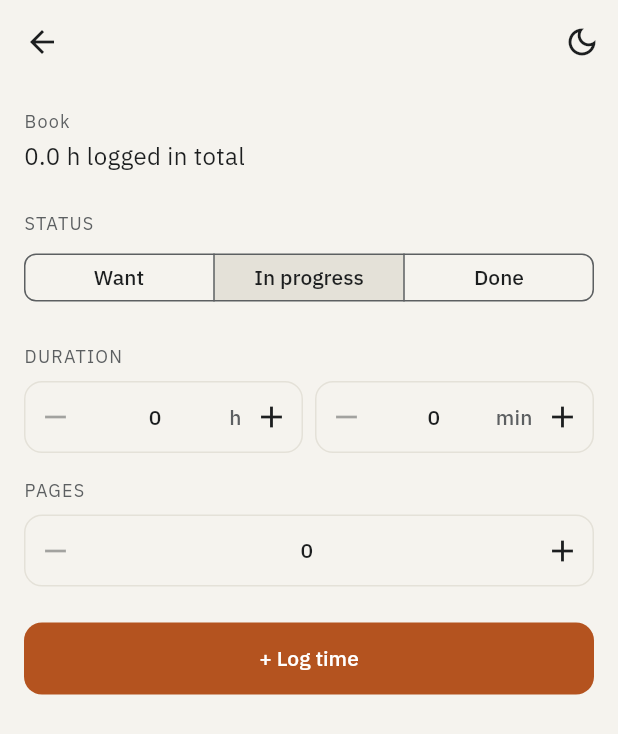
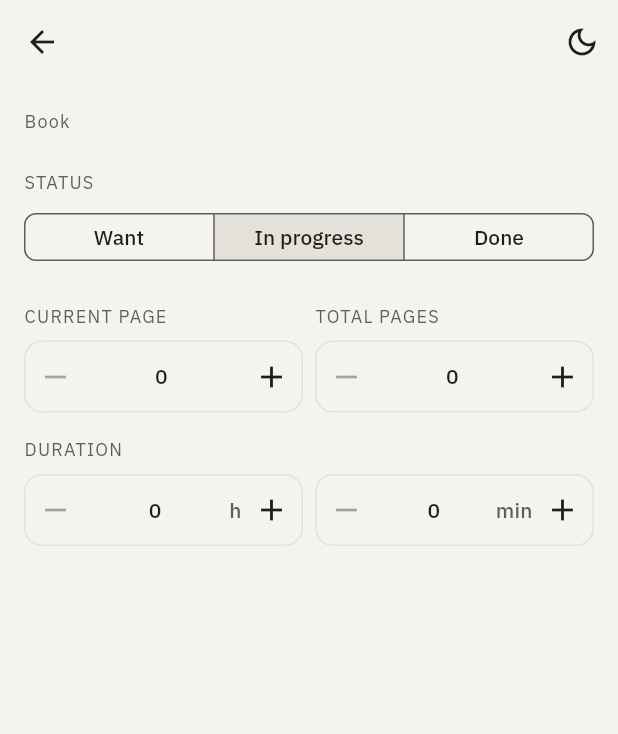
Before and after one commit to Keonzane/Trivet, a Flutter app: the MediaDetailScreen screen opened directly with empty values, after a tap on "In progress", on a phone screen of 412 x 824 dp. Shown: the top 734 px of the screen. Run offline on Flutter 3.47's test engine with Material 3 defaults, Android fonts, the light colour scheme and no system bars; our stand-ins replace device_preview, google_fonts, shared_preferences; accounts and stored records are empty.

Commit message:
Leisure update 3

```diff
--- a/lib/models/media_entry.dart
+++ b/lib/models/media_entry.dart
@@ -38,9 +38,14 @@ class MediaEntry {
   final int? rating;
 
   final int durationMinutes;
-  final int pages;
-  final int season;
-  final int episode;
+  final int totalPages;
+  final int currentPage;
+  final int totalMinutes;
+  final int stoppedMinutes;
+  final int totalSeasons;
+  final int currentSeason;
+  final int totalEpisodes;
+  final int currentEpisode;
 
   final String notes;
 
@@ -51,11 +56,25 @@ class MediaEntry {
     required this.status,
     this.rating,
     this.durationMinutes = 0,
-    this.pages = 0,
-    this.season = 1,
-    this.episode = 1,
+    this.totalPages = 0,
+    this.currentPage = 0,
+    this.totalMinutes = 0,
+    this.stoppedMinutes = 0,
+    this.totalSeasons = 1,
+    this.currentSeason = 1,
+    this.totalEpisodes = 1,
+    this.currentEpisode = 1,
     this.notes = '',
   });
+
+  int get trackedMinutes => type == MediaType.film || type == MediaType.series
+      ? stoppedMinutes
+      : durationMinutes;
+
+  MediaEntry withTrackedMinutes(int minutes) =>
+      type == MediaType.film || type == MediaType.series
+          ? copyWith(stoppedMinutes: minutes)
+          : copyWith(durationMinutes: minutes);
 
   MediaEntry copyWith({
     String? id,
@@ -64,9 +83,14 @@ class MediaEntry {
     MediaStatus? status,
     int? rating,
     int? durationMinutes,
-    int? pages,
-    int? season,
-    int? episode,
+    int? totalPages,
+    int? currentPage,
+    int? totalMinutes,
+    int? stoppedMinutes,
+    int? totalSeasons,
+    int? currentSeason,
+    int? totalEpisodes,
+    int? currentEpisode,
     String? notes,
   }) {
     return MediaEntry(
@@ -76,9 +100,14 @@ class MediaEntry {
       status: status ?? this.status,
       rating: rating ?? this.rating,
       durationMinutes: durationMinutes ?? this.durationMinutes,
-      pages: pages ?? this.pages,
-      season: season ?? this.season,
-      episode: episode ?? this.episode,
+      totalPages: totalPages ?? this.totalPages,
+      currentPage: currentPage ?? this.currentPage,
+      totalMinutes: totalMinutes ?? this.totalMinutes,
+      stoppedMinutes: stoppedMinutes ?? this.stoppedMinutes,
+      totalSeasons: totalSeasons ?? this.totalSeasons,
+      currentSeason: currentSeason ?? this.currentSeason,
+      totalEpisodes: totalEpisodes ?? this.totalEpisodes,
+      currentEpisode: currentEpisode ?? this.currentEpisode,
       notes: notes ?? this.notes,
     );
   }
@@ -90,9 +119,14 @@ class MediaEntry {
         'status': status.name,
         'rating': rating,
         'durationMinutes': durationMinutes,
-        'pages': pages,
-        'season': season,
-        'episode': episode,
+        'totalPages': totalPages,
+        'currentPage': currentPage,
+        'totalMinutes': totalMinutes,
+        'stoppedMinutes': stoppedMinutes,
+        'totalSeasons': totalSeasons,
+        'currentSeason': currentSeason,
+        'totalEpisodes': totalEpisodes,
+        'currentEpisode': currentEpisode,
         'notes': notes,
       };
 
@@ -103,9 +137,14 @@ class MediaEntry {
         status: MediaStatus.values.byName(map['status'] as String),
         rating: map['rating'] as int?,
         durationMinutes: map['durationMinutes'] as int? ?? 0,
-        pages: map['pages'] as int? ?? 0,
-        season: map['season'] as int? ?? 1,
-        episode: map['episode'] as int? ?? 1,
+        totalPages: map['totalPages'] as int? ?? 0,
+        currentPage: map['currentPage'] as int? ?? 0,
+        totalMinutes: map['totalMinutes'] as int? ?? 0,
+        stoppedMinutes: map['stoppedMinutes'] as int? ?? 0,
+        totalSeasons: map['totalSeasons'] as int? ?? 1,
+        currentSeason: map['currentSeason'] as int? ?? 1,
+        totalEpisodes: map['totalEpisodes'] as int? ?? 1,
+        currentEpisode: map['currentEpisode'] as int? ?? 1,
         notes: map['notes'] as String? ?? '',
       );
 }
--- a/lib/screens/leisure_screen.dart
+++ b/lib/screens/leisure_screen.dart
@@ -58,7 +58,7 @@ class _LeisureScreenState extends State<LeisureScreen> {
     await showAddEntrySheet(
       context: context,
       initialPillar: Pillar.leisure,
-      onSaveLeisure: (entry, _) async {
+      onSaveLeisure: (entry) async {
         setState(() => _entries = [..._entries, entry]);
         await _mediaStore.save(_entries);
       },
@@ -147,7 +147,6 @@ class _LeisureScreenState extends State<LeisureScreen> {
                             const SizedBox(height: AppSpacing.sm),
                         itemBuilder: (context, i) {
                           final e = filtered[i];
-                          final hours = _hoursThisWeek(e.id);
                           return DismissibleRow(
                             itemKey: ValueKey(e.id),
                             title: e.title,
@@ -156,7 +155,6 @@ class _LeisureScreenState extends State<LeisureScreen> {
                             onDelete: () => _deleteTitle(e),
                             child: MediaCard(
                               entry: e,
-                              progress: '${hours.toStringAsFixed(1)} h',
                               onTap: () => _openDetail(e),
                             ),
                           );
--- a/lib/screens/media_detail_screen.dart
+++ b/lib/screens/media_detail_screen.dart
@@ -4,18 +4,15 @@ import '../models/leisure_log.dart';
 import '../models/media_entry.dart';
 import '../services/storage_service.dart';
 import '../theme.dart';
-import '../widgets/screen_header.dart';
-import '../widgets/add_entry_sheet.dart';
 import '../widgets/duration_stepper.dart';
 import '../widgets/number_stepper.dart';
-import '../widgets/pillar_button.dart';
+import '../widgets/screen_header.dart';
 
 class MediaDetailScreen extends StatefulWidget {
   const MediaDetailScreen(
       {super.key, required this.entry, required this.onUpdate});
 
   final MediaEntry entry;
-
   final ValueChanged<MediaEntry> onUpdate;
 
   @override
@@ -51,40 +48,68 @@ class _MediaDetailScreenState extends State<MediaDetailScreen> {
     });
   }
 
-  List<LeisureLog> get _entryLogs =>
-      _allLogs.where((l) => l.mediaId == _entry.id).toList();
-
-  double get _totalHours =>
-      _entryLogs.fold(0, (sum, l) => sum + l.minutes) / 60;
-
   void _update(MediaEntry Function(MediaEntry) change) {
     setState(() => _entry = change(_entry));
     widget.onUpdate(_entry);
   }
 
-  void _setStatus(MediaStatus status) {
-    _update((e) => status == MediaStatus.want
-        ? e.copyWith(
-            status: status, durationMinutes: 0, pages: 0, season: 1, episode: 1)
-        : e.copyWith(status: status));
+  Future<void> _setTracked(int minutes) async {
+    final delta = minutes - _entry.trackedMinutes;
+    _update((e) => e.withTrackedMinutes(minutes));
+    if (delta == 0) return;
+
+    final now = DateTime.now();
+    bool isToday(DateTime d) =>
+        d.year == now.year && d.month == now.month && d.day == now.day;
+    final i =
+        _allLogs.indexWhere((l) => l.mediaId == _entry.id && isToday(l.date));
+    if (i == -1) {
+      _allLogs = [
+        ..._allLogs,
+        LeisureLog(
+          id: now.microsecondsSinceEpoch.toString(),
+          mediaId: _entry.id,
+          minutes: delta,
+          date: now,
+        ),
+      ];
+    } else {
+      final old = _allLogs[i];
+      final total = old.minutes + delta;
+      _allLogs = [
+        for (var j = 0; j < _allLogs.length; j++)
+          if (j != i)
+            _allLogs[j]
+          else if (total != 0)
+            LeisureLog(
+                id: old.id,
+                mediaId: old.mediaId,
+                minutes: total,
+                date: old.date),
+      ];
+    }
+    await _logStore.save(_allLogs);
+  }
+
+  Future<void> _setStatus(MediaStatus status) async {
+    if (status != MediaStatus.want) {
+      _update((e) => e.copyWith(status: status));
+      return;
+    }
+    _update((e) => e.copyWith(
+          status: status,
+          durationMinutes: 0,
+          currentPage: 0,
+          stoppedMinutes: 0,
+          currentSeason: 1,
+          currentEpisode: 1,
+        ));
+    _allLogs = _allLogs.where((l) => l.mediaId != _entry.id).toList();
+    await _logStore.save(_allLogs);
   }
 
   void _saveNotes() {
     _update((e) => e.copyWith(notes: _notesController.text.trim()));
-  }
-
-  Future<void> _logMoreTime() async {
-    await showAddEntrySheet(
-      context: context,
-      initialPillar: Pillar.leisure,
-      initialMediaEntry: _entry,
-      onSaveLeisure: (entry, log) async {
-        if (log == null) return;
-        _allLogs = [..._allLogs, log];
-        await _logStore.save(_allLogs);
-        if (mounted) setState(() {});
-      },
-    );
   }
 
   Widget _caption(ThemeData theme, String text) => Text(
@@ -93,10 +118,31 @@ class _MediaDetailScreenState extends State<MediaDetailScreen> {
             ?.copyWith(color: theme.colorScheme.secondary),
       );
 
+  Widget _field(ThemeData theme, String label, Widget child) => Padding(
+        padding: const EdgeInsets.only(bottom: AppSpacing.md),
+        child: Column(
+          crossAxisAlignment: CrossAxisAlignment.start,
+          children: [
+            _caption(theme, label),
+            const SizedBox(height: AppSpacing.sm),
+            child,
+          ],
+        ),
+      );
+
+  Widget _pair(ThemeData theme, String leftLabel, Widget left,
+          String rightLabel, Widget right) =>
+      Row(
+        children: [
+          Expanded(child: _field(theme, leftLabel, left)),
+          const SizedBox(width: AppSpacing.sm),
+          Expanded(child: _field(theme, rightLabel, right)),
+        ],
+      );
+
   @override
   Widget build(BuildContext context) {
     final theme = Theme.of(context);
-    final accent = context.pillars.of(Pillar.leisure);
 
     return Scaffold(
       appBar: AppBar(
@@ -112,11 +158,6 @@ class _MediaDetailScreenState extends State<MediaDetailScreen> {
                   crossAxisAlignment: CrossAxisAlignment.start,
                   children: [
                     _caption(theme, _entry.type.label),
-                    const SizedBox(height: AppSpacing.xs),
-                    Text(
-                      '${_totalHours.toStringAsFixed(1)} h logged in total',
-                      style: theme.textTheme.bodyMedium,
-                    ),
                     const SizedBox(height: AppSpacing.lg),
                     _caption(theme, 'STATUS'),
                     const SizedBox(height: AppSpacing.sm),
@@ -136,14 +177,7 @@ class _MediaDetailScreenState extends State<MediaDetailScreen> {
                       onSelectionChanged: (s) => _setStatus(s.first),
                     ),
                     const SizedBox(height: AppSpacing.lg),
-                    ..._fieldsForStatus(theme, accent),
-                    const SizedBox(height: AppSpacing.lg),
-                    PillarButton(
-                      pillar: Pillar.leisure,
-                      label: '+ Log time',
-                      onPressed: _logMoreTime,
-                    ),
-                    const SizedBox(height: AppSpacing.md),
+                    ..._fieldsForStatus(theme),
                   ],
                 ),
               ),
@@ -151,85 +185,141 @@ class _MediaDetailScreenState extends State<MediaDetailScreen> {
     );
   }
 
-  List<Widget> _fieldsForStatus(ThemeData theme, Color accent) {
+  List<Widget> _fieldsForStatus(ThemeData theme) {
     switch (_entry.status) {
       case MediaStatus.want:
         return [
-          _caption(theme, 'NOTES'),
-          const SizedBox(height: AppSpacing.sm),
+          _field(
+            theme,
+            'NOTES',
             TextField(
               controller: _notesController,
               maxLines: 3,
               decoration: const InputDecoration(
-                hintText: 'Why this is on the list, or anything to remember'),
+                hintText: 'Why this is on the list, or anything to remember',
+              ),
               onEditingComplete: _saveNotes,
               onTapOutside: (_) => _saveNotes(),
             ),
+          ),
         ];
       case MediaStatus.inProgress:
+        return _progressFields(theme);
+      case MediaStatus.done:
+        final accent = context.pillars.of(Pillar.leisure);
         return [
-          _caption(theme, 'DURATION'),
-          const SizedBox(height: AppSpacing.sm),
-          DurationStepper(
-            minutes: _entry.durationMinutes,
-            onChanged: (v) => _update((e) => e.copyWith(durationMinutes: v)),
-          ),
-          if (_entry.type == MediaType.book) ...[
-            const SizedBox(height: AppSpacing.md),
-            _caption(theme, 'PAGES'),
-            const SizedBox(height: AppSpacing.sm),
-            NumberStepper(
-              value: _entry.pages,
-              onChanged: (v) => _update((e) => e.copyWith(pages: v)),
-            ),
-          ],
-          if (_entry.type == MediaType.series) ...[
-            const SizedBox(height: AppSpacing.md),
-            _caption(theme, 'SEASON'),
-            const SizedBox(height: AppSpacing.sm),
-            NumberStepper(
-              value: _entry.season,
-              min: 1,
-              onChanged: (v) => _update((e) => e.copyWith(season: v)),
-            ),
-            const SizedBox(height: AppSpacing.md),
-            _caption(theme, 'EPISODE'),
-            const SizedBox(height: AppSpacing.sm),
-            NumberStepper(
-              value: _entry.episode,
-              min: 1,
-              onChanged: (v) => _update((e) => e.copyWith(episode: v)),
-            ),
-          ],
-        ];
-      case MediaStatus.done:
-        return [
-          _caption(theme, 'RATING'),
-          const SizedBox(height: AppSpacing.sm),
+          _field(
+            theme,
+            'RATING',
             Row(
               children: [
                 for (var i = 1; i <= 5; i++)
                   IconButton(
                     padding: EdgeInsets.zero,
                     icon: Icon(
-                    i <= (_entry.rating ?? 0) ? Icons.star : Icons.star_border,
+                      i <= (_entry.rating ?? 0)
+                          ? Icons.star
+                          : Icons.star_border,
                       color: accent,
                     ),
                     onPressed: () => _update((e) => e.copyWith(rating: i)),
                   ),
               ],
             ),
-          const SizedBox(height: AppSpacing.md),
-          _caption(theme, 'REVIEW'),
-          const SizedBox(height: AppSpacing.sm),
+          ),
+          _field(
+            theme,
+            'REVIEW',
             TextField(
               controller: _notesController,
               maxLines: 4,
-            decoration: const InputDecoration(hintText: 'What did you think?'),
+              decoration:
+                  const InputDecoration(hintText: 'What did you think?'),
               onEditingComplete: _saveNotes,
               onTapOutside: (_) => _saveNotes(),
+            ),
           ),
         ];
     }
   }
+
+  List<Widget> _progressFields(ThemeData theme) {
+    final stopped = _field(
+      theme,
+      'WHERE YOU STOPPED',
+      DurationStepper(minutes: _entry.stoppedMinutes, onChanged: _setTracked),
+    );
+    final total = _field(
+      theme,
+      'TOTAL DURATION',
+      DurationStepper(
+        minutes: _entry.totalMinutes,
+        onChanged: (v) => _update((e) => e.copyWith(totalMinutes: v)),
+      ),
+    );
+    final timeSpent = _field(
+      theme,
+      'DURATION',
+      DurationStepper(minutes: _entry.durationMinutes, onChanged: _setTracked),
+    );
+
+    switch (_entry.type) {
+      case MediaType.book:
+        return [
+          _pair(
+            theme,
+            'CURRENT PAGE',
+            NumberStepper(
+              value: _entry.currentPage,
+              onChanged: (v) => _update((e) => e.copyWith(currentPage: v)),
+            ),
+            'TOTAL PAGES',
+            NumberStepper(
+              value: _entry.totalPages,
+              onChanged: (v) => _update((e) => e.copyWith(totalPages: v)),
+            ),
+          ),
+          timeSpent,
+        ];
+      case MediaType.film:
+        return [stopped, total];
+      case MediaType.series:
+        return [
+          _pair(
+            theme,
+            'CURRENT SEASON',
+            NumberStepper(
+              value: _entry.currentSeason,
+              min: 1,
+              onChanged: (v) => _update((e) => e.copyWith(currentSeason: v)),
+            ),
+            'TOTAL SEASONS',
+            NumberStepper(
+              value: _entry.totalSeasons,
+              min: 1,
+              onChanged: (v) => _update((e) => e.copyWith(totalSeasons: v)),
+            ),
+          ),
+          _pair(
+            theme,
+            'CURRENT EPISODE',
+            NumberStepper(
+              value: _entry.currentEpisode,
+              min: 1,
+              onChanged: (v) => _update((e) => e.copyWith(currentEpisode: v)),
+            ),
+            'TOTAL EPISODES',
+            NumberStepper(
+              value: _entry.totalEpisodes,
+              min: 1,
+              onChanged: (v) => _update((e) => e.copyWith(totalEpisodes: v)),
+            ),
+          ),
+          stopped,
+          total,
+        ];
+      case MediaType.game:
+        return [timeSpent];
     }
+  }
+}
```
Also changed, not shown: lib/screens/dashboard_screen.dart (+1 -10 lines), lib/widgets/add_entry_sheet.dart (+4 -50 lines), lib/widgets/media_card.dart (+24 -3 lines). Lines whose indentation alone changed are shown as unchanged.
